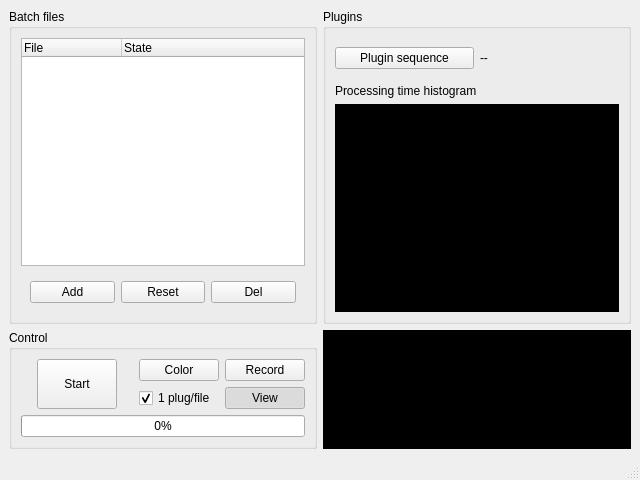
Above: main/tools/ui/batchfiltersmainwindow.ui from cseyve/piaf before the change. Below: the same form after it.
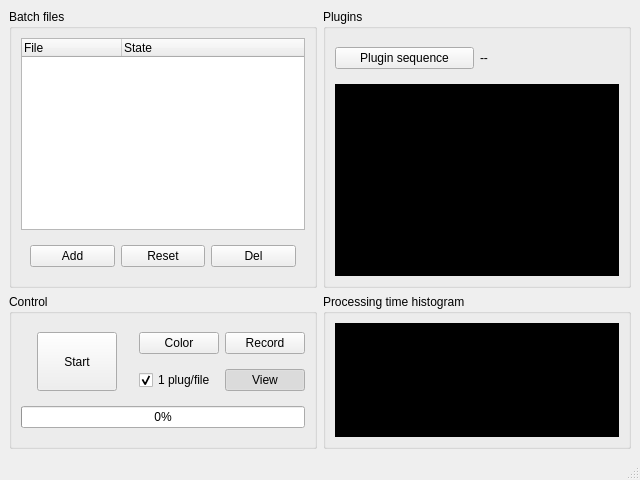
That is the form after the change. Icons and pictures are not drawn. Custom widgets are drawn as their Qt base class.

What changed in the file:
```diff
--- a/main/tools/ui/batchfiltersmainwindow.ui
+++ b/main/tools/ui/batchfiltersmainwindow.ui
@@ -21,6 +21,12 @@
    <layout class="QGridLayout" name="gridLayout">
     <item row="0" column="0">
      <widget class="QGroupBox" name="groupBox">
+      <property name="sizePolicy">
+       <sizepolicy hsizetype="Preferred" vsizetype="Expanding">
+        <horstretch>0</horstretch>
+        <verstretch>0</verstretch>
+       </sizepolicy>
+      </property>
       <property name="title">
        <string>Batch files</string>
       </property>
@@ -158,14 +164,7 @@
         </widget>
        </item>
        <item>
-        <widget class="QLabel" name="label_2">
-         <property name="text">
-          <string>Processing time histogram</string>
-         </property>
-        </widget>
-       </item>
-       <item>
-        <widget class="QLabel" name="histogramLabel">
+        <widget class="ImageWidget" name="imageLabel" native="true">
          <property name="sizePolicy">
           <sizepolicy hsizetype="Preferred" vsizetype="Expanding">
            <horstretch>0</horstretch>
@@ -175,9 +174,6 @@
          <property name="styleSheet">
           <string notr="true">background-color: rgb(0, 0, 0);</string>
          </property>
-         <property name="text">
-          <string/>
-         </property>
         </widget>
        </item>
       </layout>
@@ -304,10 +300,28 @@
      </widget>
     </item>
     <item row="1" column="1">
-     <widget class="ImageWidget" name="imageLabel" native="true">
-      <property name="styleSheet">
-       <string notr="true">background-color: rgb(0, 0, 0);</string>
+     <widget class="QGroupBox" name="groupBox_3">
+      <property name="title">
+       <string>Processing time histogram</string>
       </property>
+      <layout class="QVBoxLayout" name="verticalLayout_2">
+       <item>
+        <widget class="QLabel" name="histogramLabel">
+         <property name="sizePolicy">
+          <sizepolicy hsizetype="Preferred" vsizetype="Expanding">
+           <horstretch>0</horstretch>
+           <verstretch>0</verstretch>
+          </sizepolicy>
+         </property>
+         <property name="styleSheet">
+          <string notr="true">background-color: rgb(0, 0, 0);</string>
+         </property>
+         <property name="text">
+          <string/>
+         </property>
+        </widget>
+       </item>
+      </layout>
      </widget>
     </item>
    </layout>
```
